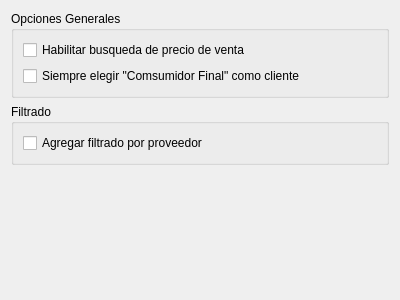
Old version of the form plugins/ventas/FormPrefVentaBase.ui in the repository tranfuga25s/gestotux.
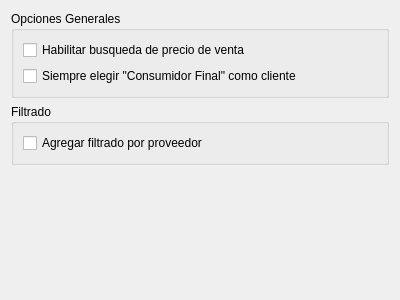
New version of the form.

Commit message: Arreglado error ortografico. issue #59.

Patch:
```diff
--- a/plugins/ventas/FormPrefVentaBase.ui
+++ b/plugins/ventas/FormPrefVentaBase.ui
@@ -30,7 +30,7 @@
       <item>
        <widget class="QCheckBox" name="CkBConsumidorFinal">
         <property name="text">
-         <string>Siempre elegir &quot;Comsumidor Final&quot; como cliente</string>
+         <string>Siempre elegir &quot;Consumidor Final&quot; como cliente</string>
         </property>
        </widget>
       </item>
```
